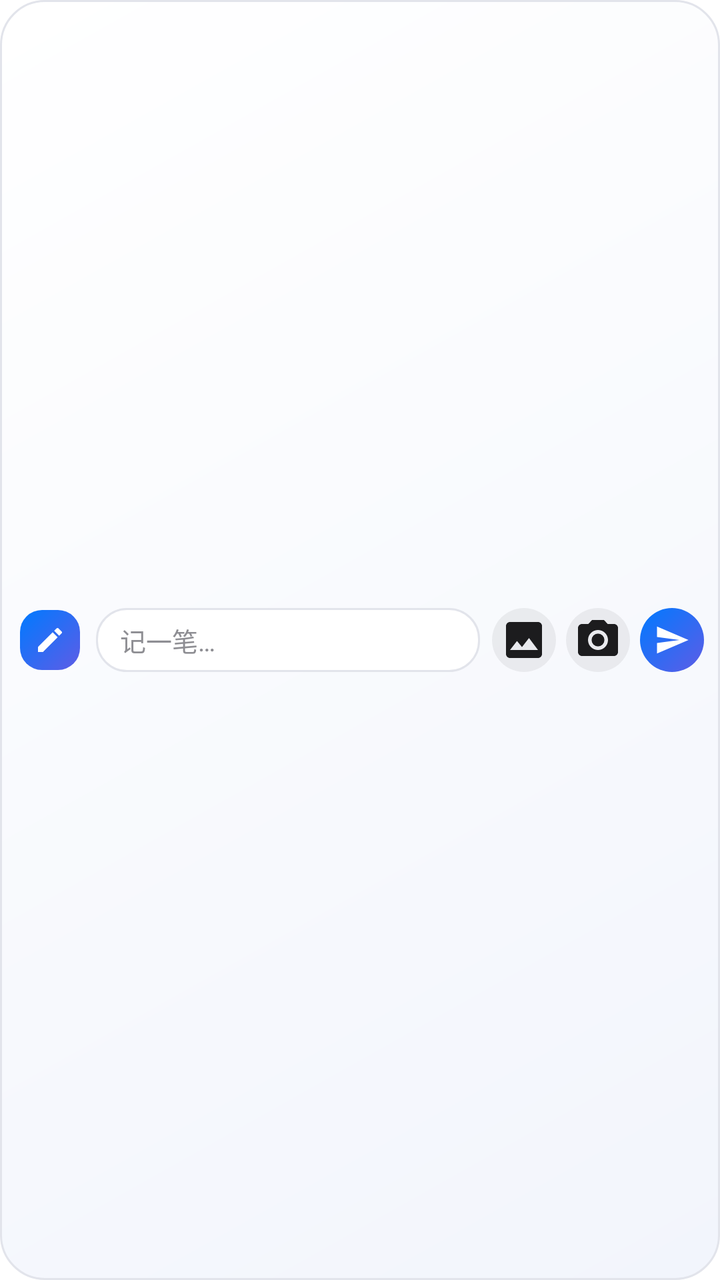
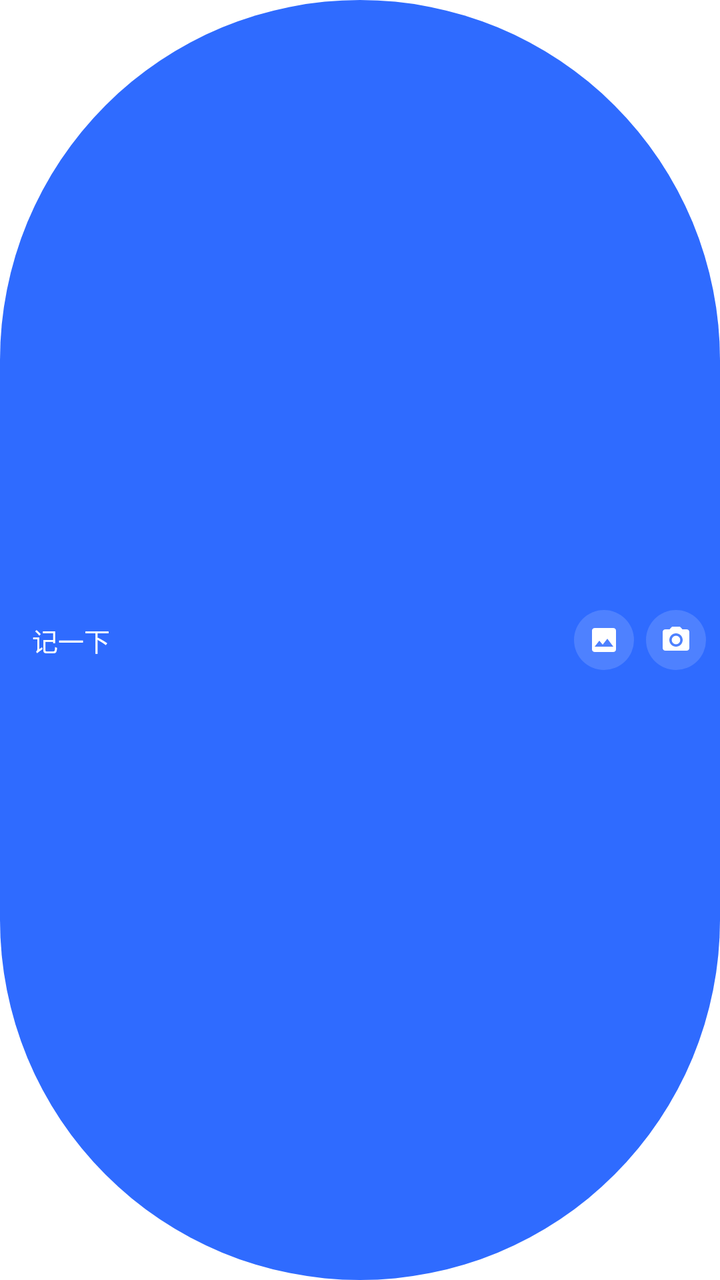

Screens rendered from an Android XML layout before and after an edit, with the pre-edit source and the edit as a unified diff.
<!-- AndroidManifest.xml: fallback theme Theme.MaterialComponents.DayNight.NoActionBar -->
<!-- res/layout/widget_quick_record.xml -->
<?xml version="1.0" encoding="utf-8"?>
<FrameLayout xmlns:android="http://schemas.android.com/apk/res/android"
    android:id="@+id/widget_quick_record_root"
    android:layout_width="match_parent"
    android:layout_height="match_parent"
    android:background="@drawable/bg_widget_quick_record_outer"
    android:contentDescription="@string/widget_quick_record_action">

    <LinearLayout
        android:layout_width="match_parent"
        android:layout_height="match_parent"
        android:gravity="center_vertical"
        android:orientation="horizontal"
        android:paddingStart="10dp"
        android:paddingTop="4dp"
        android:paddingEnd="8dp"
        android:paddingBottom="4dp">

        <ImageView
            android:layout_width="30dp"
            android:layout_height="30dp"
            android:background="@drawable/bg_widget_qr_badge"
            android:importantForAccessibility="no"
            android:padding="7dp"
            android:scaleType="centerInside"
            android:src="@drawable/ic_widget_pen" />

        
        <LinearLayout
            android:id="@+id/btn_input_target"
            android:layout_width="0dp"
            android:layout_height="32dp"
            android:layout_marginStart="8dp"
            android:layout_marginEnd="6dp"
            android:layout_weight="1"
            android:background="@drawable/bg_widget_quick_record_input"
            android:clickable="true"
            android:focusable="true"
            android:gravity="center_vertical"
            android:orientation="horizontal"
            android:paddingStart="12dp"
            android:paddingEnd="12dp">

            <TextView
                android:layout_width="match_parent"
                android:layout_height="wrap_content"
                android:ellipsize="end"
                android:maxLines="1"
                android:text="记一笔…"
                android:textColor="@color/widget_text_secondary"
                android:textSize="13sp" />
        </LinearLayout>

        
        <ImageButton
            android:id="@+id/btn_widget_photo"
            android:layout_width="32dp"
            android:layout_height="32dp"
            android:layout_marginEnd="5dp"
            android:background="@drawable/bg_widget_qr_icon_btn"
            android:contentDescription="选择相册图片"
            android:scaleType="centerInside"
            android:src="@drawable/ic_gallery" />

        
        <ImageButton
            android:id="@+id/btn_widget_camera"
            android:layout_width="32dp"
            android:layout_height="32dp"
            android:layout_marginEnd="5dp"
            android:background="@drawable/bg_widget_qr_icon_btn"
            android:contentDescription="启动相机拍照"
            android:scaleType="centerInside"
            android:src="@drawable/ic_camera" />

        
        <ImageButton
            android:id="@+id/btn_widget_send"
            android:layout_width="32dp"
            android:layout_height="32dp"
            android:background="@drawable/bg_widget_qr_send"
            android:contentDescription="开始记录"
            android:padding="7dp"
            android:scaleType="centerInside"
            android:src="@drawable/ic_widget_send_white" />
    </LinearLayout>
</FrameLayout>
<!-- resources referenced by this layout -->
<resources>
  <color name="widget_text_secondary">#8E8E93</color>
  <!-- drawable bg_widget_qr_badge (drawable) -->
  <?xml version="1.0" encoding="utf-8"?>
  <shape xmlns:android="http://schemas.android.com/apk/res/android">
      <gradient
          android:angle="315"
          android:endColor="@color/widget_qr_accent_end"
          android:startColor="@color/widget_accent"
          android:type="linear" />
      <corners android:radius="11dp" />
  </shape>
  <!-- drawable bg_widget_qr_icon_btn (drawable) -->
  <?xml version="1.0" encoding="utf-8"?>
  <shape xmlns:android="http://schemas.android.com/apk/res/android"
      android:shape="oval">
      <solid android:color="@color/widget_qr_icon_bg" />
  </shape>
  <!-- drawable bg_widget_qr_send (drawable) -->
  <?xml version="1.0" encoding="utf-8"?>
  <shape xmlns:android="http://schemas.android.com/apk/res/android"
      android:shape="oval">
      <gradient
          android:angle="315"
          android:endColor="@color/widget_qr_accent_end"
          android:startColor="@color/widget_accent"
          android:type="linear" />
  </shape>
  <!-- drawable bg_widget_quick_record_input (drawable) -->
  <?xml version="1.0" encoding="utf-8"?>
  <shape xmlns:android="http://schemas.android.com/apk/res/android">
      <solid android:color="@color/widget_qr_input_bg" />
      <corners android:radius="15dp" />
      <stroke
          android:width="1dp"
          android:color="@color/widget_border" />
  </shape>
  <!-- drawable bg_widget_quick_record_outer (drawable) -->
  <?xml version="1.0" encoding="utf-8"?>
  <shape xmlns:android="http://schemas.android.com/apk/res/android">
      <gradient
          android:angle="315"
          android:endColor="@color/widget_qr_surface_bottom"
          android:startColor="@color/widget_qr_surface_top"
          android:type="linear" />
      <corners android:radius="22dp" />
      <stroke
          android:width="1dp"
          android:color="@color/widget_border" />
  </shape>
  <!-- drawable ic_camera (drawable) -->
  <vector xmlns:android="http://schemas.android.com/apk/res/android"
      android:width="24dp"
      android:height="24dp"
      android:viewportWidth="24"
      android:viewportHeight="24">
      <path
          android:fillColor="@color/widget_text_primary"
          android:pathData="M12,12m-3.2,0a3.2,3.2 0,1 1,6.4 0a3.2,3.2 0,1 1,-6.4 0 M9,2L7.17,4H4c-1.1,0 -2,0.9 -2,2v12c0,1.1 0.9,2 2,2h16c1.1,0 2,-0.9 2,-2V6c0,-1.1 -0.9,-2 -2,-2h-3.17L15,2H9zM12,17c-2.76,0 -5,-2.24 -5,-5s2.24,-5 5,-5 5,2.24 5,5 -2.24,5 -5,5z" />
  </vector>
  <!-- drawable ic_gallery (drawable) -->
  <vector xmlns:android="http://schemas.android.com/apk/res/android"
      android:width="24dp"
      android:height="24dp"
      android:viewportWidth="24"
      android:viewportHeight="24">
      <path
          android:fillColor="@color/widget_text_primary"
          android:pathData="M19,3H5c-1.1,0 -2,0.9 -2,2v14c0,1.1 0.9,2 2,2h14c1.1,0 2,-0.9 2,-2V5c0,-1.1 -0.9,-2 -2,-2zM8.5,12.5l2.5,3.01L14.5,11l4.5,6H5l3.5,-4.5z" />
  </vector>
  <!-- drawable ic_widget_pen (drawable) -->
  <?xml version="1.0" encoding="utf-8"?>
  <vector xmlns:android="http://schemas.android.com/apk/res/android"
      android:width="24dp"
      android:height="24dp"
      android:viewportWidth="24"
      android:viewportHeight="24">
      <path
          android:fillColor="#FFFFFFFF"
          android:pathData="M3,17.25V21h3.75L17.81,9.94l-3.75,-3.75L3,17.25zM20.71,7.04c0.39,-0.39 0.39,-1.02 0,-1.41l-2.34,-2.34c-0.39,-0.39 -1.02,-0.39 -1.41,0l-1.83,1.83 3.75,3.75 1.83,-1.83z" />
  </vector>
  <!-- drawable ic_widget_send_white (drawable) -->
  <?xml version="1.0" encoding="utf-8"?>
  <vector xmlns:android="http://schemas.android.com/apk/res/android"
      android:width="24dp"
      android:height="24dp"
      android:viewportWidth="24"
      android:viewportHeight="24">
      <path
          android:fillColor="#FFFFFFFF"
          android:pathData="M2.01,21L23,12 2.01,3 2,10l15,2 -15,2z" />
  </vector>
  <color name="widget_qr_accent_end">#5E5CE6</color>
  <color name="widget_accent">#007AFF</color>
  <color name="widget_qr_icon_bg">#0F000000</color>
  <color name="widget_qr_input_bg">#FFFFFFFF</color>
  <color name="widget_border">#E2E4EB</color>
  <color name="widget_qr_surface_bottom">#F2F5FC</color>
  <color name="widget_qr_surface_top">#FFFFFFFF</color>
  <color name="widget_text_primary">#1C1C1E</color>
  <!-- unchanged entries left out for length: 1 -->
</resources>

<!-- the commit's change to res/layout/widget_quick_record.xml (unified diff, before → after) -->
@@ -3,7 +3,7 @@
     android:id="@+id/widget_quick_record_root"
     android:layout_width="match_parent"
     android:layout_height="match_parent"
-    android:background="@drawable/bg_widget_quick_record_outer"
+    android:background="@drawable/bg_widget_qr_pill"
     android:contentDescription="@string/widget_quick_record_action">
 
     <LinearLayout
@@ -11,77 +11,40 @@
         android:layout_height="match_parent"
         android:gravity="center_vertical"
         android:orientation="horizontal"
-        android:paddingStart="10dp"
-        android:paddingTop="4dp"
-        android:paddingEnd="8dp"
-        android:paddingBottom="4dp">
+        android:paddingStart="16dp"
+        android:paddingEnd="7dp">
 
-        <ImageView
+        <TextView
+            android:id="@+id/qr_bar_hint"
+            android:layout_width="0dp"
+            android:layout_height="wrap_content"
+            android:layout_weight="1"
+            android:ellipsize="end"
+            android:maxLines="1"
+            android:text="记一下"
+            android:textColor="@color/widget_qr_on_accent"
+            android:textSize="13sp" />
+
+        <ImageButton
+            android:id="@+id/qr_bar_photo"
             android:layout_width="30dp"
             android:layout_height="30dp"
-            android:background="@drawable/bg_widget_qr_badge"
-            android:importantForAccessibility="no"
+            android:layout_marginStart="6dp"
+            android:background="@drawable/bg_widget_qr_scrim"
+            android:contentDescription="选择相册图片"
             android:padding="7dp"
             android:scaleType="centerInside"
-            android:src="@drawable/ic_widget_pen" />
+            android:src="@drawable/ic_widget_gallery_white" />
 
-        
-        <LinearLayout
-            android:id="@+id/btn_input_target"
-            android:layout_width="0dp"
-            android:layout_height="32dp"
-            android:layout_marginStart="8dp"
-            android:layout_marginEnd="6dp"
-            android:layout_weight="1"
-            android:background="@drawable/bg_widget_quick_record_input"
-            android:clickable="true"
-            android:focusable="true"
-            android:gravity="center_vertical"
-            android:orientation="horizontal"
-            android:paddingStart="12dp"
-            android:paddingEnd="12dp">
-
-            <TextView
-                android:layout_width="match_parent"
-                android:layout_height="wrap_content"
-                android:ellipsize="end"
-                android:maxLines="1"
-                android:text="记一笔…"
-                android:textColor="@color/widget_text_secondary"
-                android:textSize="13sp" />
-        </LinearLayout>
-
-        
         <ImageButton
-            android:id="@+id/btn_widget_photo"
-            android:layout_width="32dp"
-            android:layout_height="32dp"
-            android:layout_marginEnd="5dp"
-            android:background="@drawable/bg_widget_qr_icon_btn"
-            android:contentDescription="选择相册图片"
-            android:scaleType="centerInside"
-            android:src="@drawable/ic_gallery" />
-
-        
-        <ImageButton
-            android:id="@+id/btn_widget_camera"
-            android:layout_width="32dp"
-            android:layout_height="32dp"
-            android:layout_marginEnd="5dp"
-            android:background="@drawable/bg_widget_qr_icon_btn"
+            android:id="@+id/qr_bar_camera"
+            android:layout_width="30dp"
+            android:layout_height="30dp"
+            android:layout_marginStart="6dp"
+            android:background="@drawable/bg_widget_qr_scrim"
             android:contentDescription="启动相机拍照"
-            android:scaleType="centerInside"
-            android:src="@drawable/ic_camera" />
-
-        
-        <ImageButton
-            android:id="@+id/btn_widget_send"
-            android:layout_width="32dp"
-            android:layout_height="32dp"
-            android:background="@drawable/bg_widget_qr_send"
-            android:contentDescription="开始记录"
             android:padding="7dp"
             android:scaleType="centerInside"
-            android:src="@drawable/ic_widget_send_white" />
+            android:src="@drawable/ic_widget_camera_white" />
     </LinearLayout>
 </FrameLayout>
<!-- resource entries referenced after the edit -->
@@ -1,75 +1,19 @@
 <!-- resources referenced by this layout -->
 <resources>
-  <color name="widget_text_secondary">#8E8E93</color>
-  <!-- drawable bg_widget_qr_badge (drawable) -->
+  <color name="widget_qr_on_accent">#FFFFFFFF</color>
+  <!-- drawable bg_widget_qr_pill (drawable) -->
   <?xml version="1.0" encoding="utf-8"?>
   <shape xmlns:android="http://schemas.android.com/apk/res/android">
-      <gradient
-          android:angle="315"
-          android:endColor="@color/widget_qr_accent_end"
-          android:startColor="@color/widget_accent"
-          android:type="linear" />
-      <corners android:radius="11dp" />
+      <solid android:color="@color/widget_qr_accent" />
+      <corners android:radius="999dp" />
   </shape>
-  <!-- drawable bg_widget_qr_icon_btn (drawable) -->
+  <!-- drawable bg_widget_qr_scrim (drawable) -->
   <?xml version="1.0" encoding="utf-8"?>
   <shape xmlns:android="http://schemas.android.com/apk/res/android"
       android:shape="oval">
-      <solid android:color="@color/widget_qr_icon_bg" />
+      <solid android:color="@color/widget_qr_scrim" />
   </shape>
-  <!-- drawable bg_widget_qr_send (drawable) -->
-  <?xml version="1.0" encoding="utf-8"?>
-  <shape xmlns:android="http://schemas.android.com/apk/res/android"
-      android:shape="oval">
-      <gradient
-          android:angle="315"
-          android:endColor="@color/widget_qr_accent_end"
-          android:startColor="@color/widget_accent"
-          android:type="linear" />
-  </shape>
-  <!-- drawable bg_widget_quick_record_input (drawable) -->
-  <?xml version="1.0" encoding="utf-8"?>
-  <shape xmlns:android="http://schemas.android.com/apk/res/android">
-      <solid android:color="@color/widget_qr_input_bg" />
-      <corners android:radius="15dp" />
-      <stroke
-          android:width="1dp"
-          android:color="@color/widget_border" />
-  </shape>
-  <!-- drawable bg_widget_quick_record_outer (drawable) -->
-  <?xml version="1.0" encoding="utf-8"?>
-  <shape xmlns:android="http://schemas.android.com/apk/res/android">
-      <gradient
-          android:angle="315"
-          android:endColor="@color/widget_qr_surface_bottom"
-          android:startColor="@color/widget_qr_surface_top"
-          android:type="linear" />
-      <corners android:radius="22dp" />
-      <stroke
-          android:width="1dp"
-          android:color="@color/widget_border" />
-  </shape>
-  <!-- drawable ic_camera (drawable) -->
-  <vector xmlns:android="http://schemas.android.com/apk/res/android"
-      android:width="24dp"
-      android:height="24dp"
-      android:viewportWidth="24"
-      android:viewportHeight="24">
-      <path
-          android:fillColor="@color/widget_text_primary"
-          android:pathData="M12,12m-3.2,0a3.2,3.2 0,1 1,6.4 0a3.2,3.2 0,1 1,-6.4 0 M9,2L7.17,4H4c-1.1,0 -2,0.9 -2,2v12c0,1.1 0.9,2 2,2h16c1.1,0 2,-0.9 2,-2V6c0,-1.1 -0.9,-2 -2,-2h-3.17L15,2H9zM12,17c-2.76,0 -5,-2.24 -5,-5s2.24,-5 5,-5 5,2.24 5,5 -2.24,5 -5,5z" />
-  </vector>
-  <!-- drawable ic_gallery (drawable) -->
-  <vector xmlns:android="http://schemas.android.com/apk/res/android"
-      android:width="24dp"
-      android:height="24dp"
-      android:viewportWidth="24"
-      android:viewportHeight="24">
-      <path
-          android:fillColor="@color/widget_text_primary"
-          android:pathData="M19,3H5c-1.1,0 -2,0.9 -2,2v14c0,1.1 0.9,2 2,2h14c1.1,0 2,-0.9 2,-2V5c0,-1.1 -0.9,-2 -2,-2zM8.5,12.5l2.5,3.01L14.5,11l4.5,6H5l3.5,-4.5z" />
-  </vector>
-  <!-- drawable ic_widget_pen (drawable) -->
+  <!-- drawable ic_widget_camera_white (drawable) -->
   <?xml version="1.0" encoding="utf-8"?>
   <vector xmlns:android="http://schemas.android.com/apk/res/android"
       android:width="24dp"
@@ -77,10 +21,10 @@
       android:viewportWidth="24"
       android:viewportHeight="24">
       <path
-          android:fillColor="#FFFFFFFF"
-          android:pathData="M3,17.25V21h3.75L17.81,9.94l-3.75,-3.75L3,17.25zM20.71,7.04c0.39,-0.39 0.39,-1.02 0,-1.41l-2.34,-2.34c-0.39,-0.39 -1.02,-0.39 -1.41,0l-1.83,1.83 3.75,3.75 1.83,-1.83z" />
+          android:fillColor="@color/widget_qr_on_accent"
+          android:pathData="M12,12m-3.2,0a3.2,3.2 0,1 1,6.4 0a3.2,3.2 0,1 1,-6.4 0 M9,2L7.17,4H4c-1.1,0 -2,0.9 -2,2v12c0,1.1 0.9,2 2,2h16c1.1,0 2,-0.9 2,-2V6c0,-1.1 -0.9,-2 -2,-2h-3.17L15,2H9zM12,17c-2.76,0 -5,-2.24 -5,-5s2.24,-5 5,-5 5,2.24 5,5 -2.24,5 -5,5z" />
   </vector>
-  <!-- drawable ic_widget_send_white (drawable) -->
+  <!-- drawable ic_widget_gallery_white (drawable) -->
   <?xml version="1.0" encoding="utf-8"?>
   <vector xmlns:android="http://schemas.android.com/apk/res/android"
       android:width="24dp"
@@ -88,17 +32,11 @@
       android:viewportWidth="24"
       android:viewportHeight="24">
       <path
-          android:fillColor="#FFFFFFFF"
-          android:pathData="M2.01,21L23,12 2.01,3 2,10l15,2 -15,2z" />
+          android:fillColor="@color/widget_qr_on_accent"
+          android:pathData="M19,3H5c-1.1,0 -2,0.9 -2,2v14c0,1.1 0.9,2 2,2h14c1.1,0 2,-0.9 2,-2V5c0,-1.1 -0.9,-2 -2,-2zM8.5,12.5l2.5,3.01L14.5,11l4.5,6H5l3.5,-4.5z" />
   </vector>
-  <color name="widget_qr_accent_end">#5E5CE6</color>
-  <color name="widget_accent">#007AFF</color>
-  <color name="widget_qr_icon_bg">#0F000000</color>
-  <color name="widget_qr_input_bg">#FFFFFFFF</color>
-  <color name="widget_border">#E2E4EB</color>
-  <color name="widget_qr_surface_bottom">#F2F5FC</color>
-  <color name="widget_qr_surface_top">#FFFFFFFF</color>
-  <color name="widget_text_primary">#1C1C1E</color>
+  <color name="widget_qr_accent">#2F6BFF</color>
+  <color name="widget_qr_scrim">#26FFFFFF</color>
   <!-- unchanged entries left out for length: 1 -->
 </resources>
 
